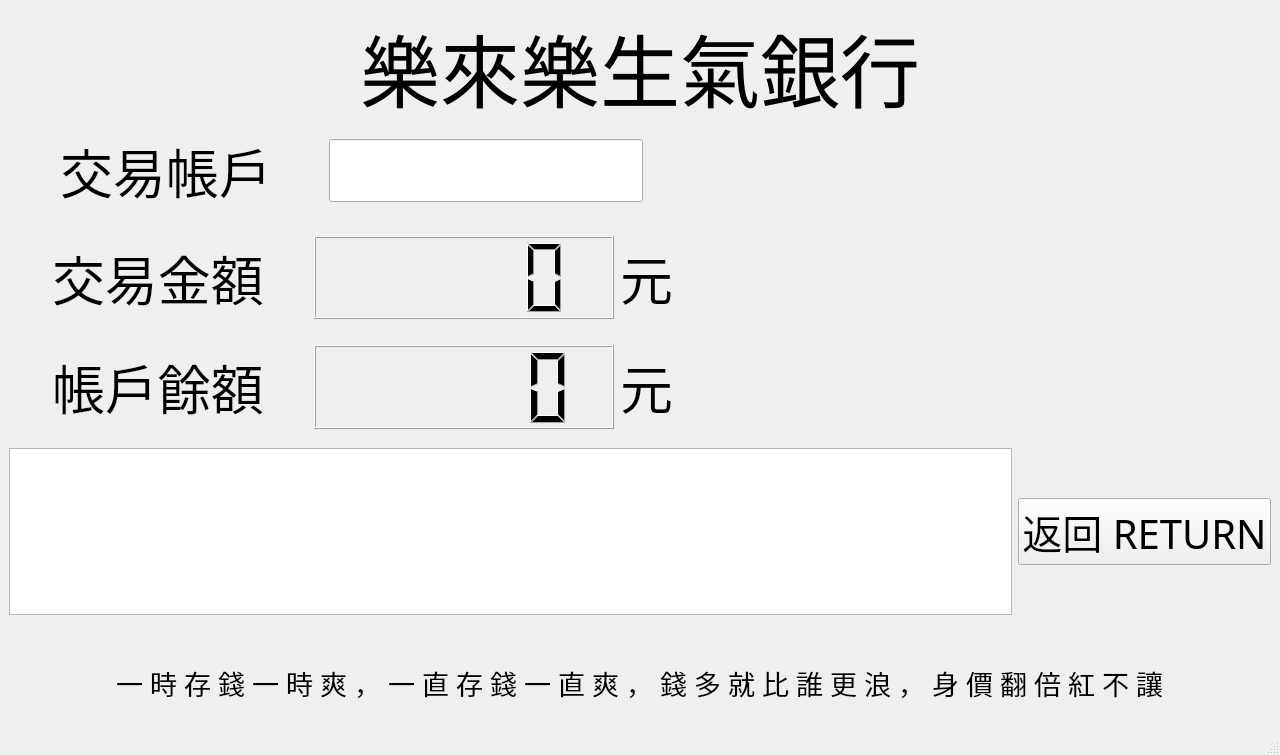
ChungChenWei/Bank_2020, file Bank/GUI_Design/final.ui: the form before one commit.
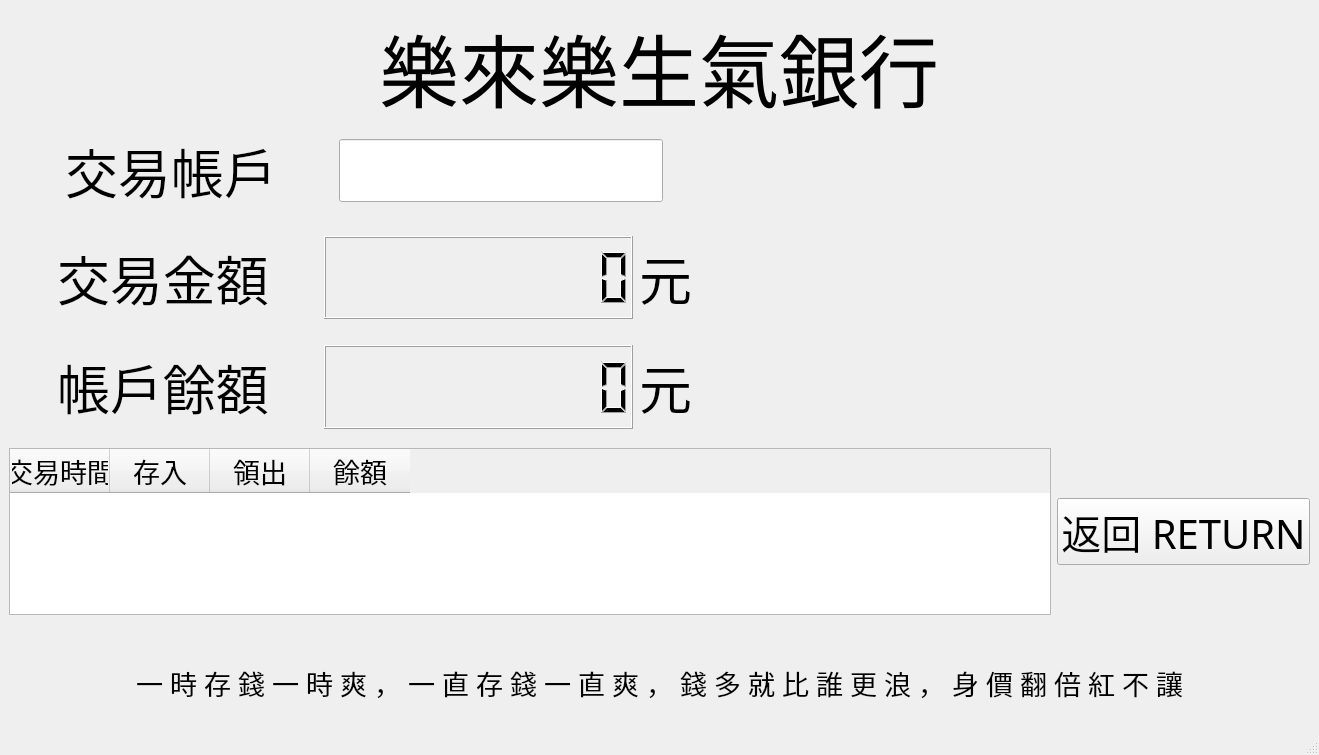
The form after the commit.

Commit message: Object Name Modified

Diff of the .ui file:
```diff
--- a/Bank/GUI_Design/final.ui
+++ b/Bank/GUI_Design/final.ui
@@ -6,7 +6,7 @@
    <rect>
     <x>0</x>
     <y>0</y>
-    <width>1280</width>
+    <width>1319</width>
     <height>755</height>
    </rect>
   </property>
@@ -231,7 +231,11 @@
          </spacer>
         </item>
         <item row="0" column="1">
-         <widget class="QLCDNumber" name="lcdNumber"/>
+         <widget class="QLCDNumber" name="LCD_Trade">
+          <property name="digitCount">
+           <number>10</number>
+          </property>
+         </widget>
         </item>
        </layout>
       </item>
@@ -257,7 +261,39 @@
          </widget>
         </item>
         <item row="0" column="0">
-         <widget class="QListWidget" name="listWidget"/>
+         <widget class="QTableWidget" name="Table">
+          <property name="font">
+           <font>
+            <pointsize>20</pointsize>
+           </font>
+          </property>
+          <attribute name="horizontalHeaderStretchLastSection">
+           <bool>false</bool>
+          </attribute>
+          <attribute name="verticalHeaderVisible">
+           <bool>false</bool>
+          </attribute>
+          <column>
+           <property name="text">
+            <string>交易時間</string>
+           </property>
+          </column>
+          <column>
+           <property name="text">
+            <string>存入</string>
+           </property>
+          </column>
+          <column>
+           <property name="text">
+            <string>領出</string>
+           </property>
+          </column>
+          <column>
+           <property name="text">
+            <string>餘額</string>
+           </property>
+          </column>
+         </widget>
         </item>
        </layout>
       </item>
@@ -303,7 +339,11 @@
          </spacer>
         </item>
         <item row="0" column="1">
-         <widget class="QLCDNumber" name="lcdNumber_2"/>
+         <widget class="QLCDNumber" name="LCD_Money">
+          <property name="digitCount">
+           <number>10</number>
+          </property>
+         </widget>
         </item>
        </layout>
       </item>
```
Left out of the diff: 11 changed lines with no effect on the pictures.
